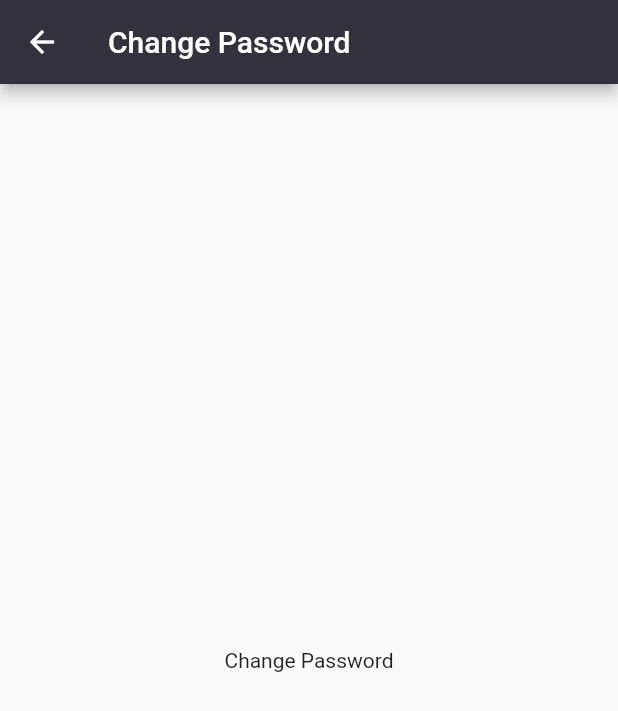
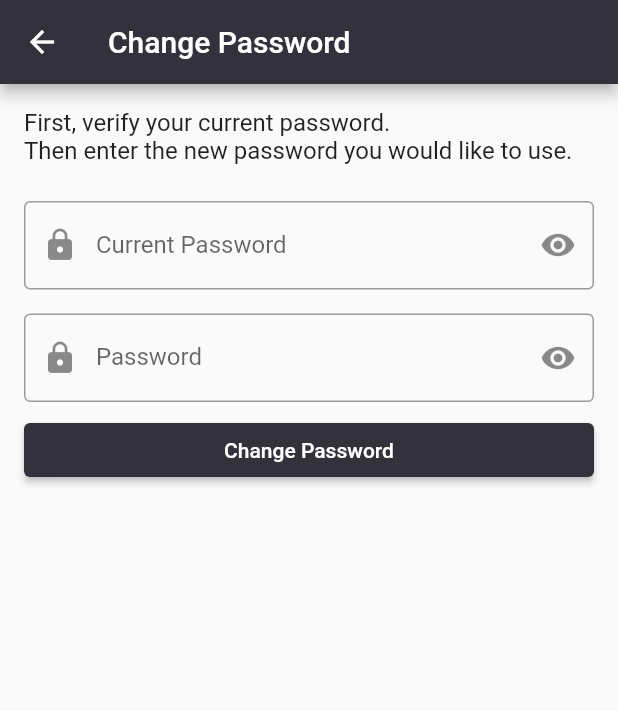
Before and after one commit to AlexHartford/oneword, a Flutter app: the ChangePassword screen opened by its route, on a phone screen of 412 x 824 dp. Shown: the top 711 px of the screen. Run offline on Flutter 3.47's test engine with Material 2 defaults, Android fonts, the phone set to English and light mode, and no system bars; our stand-ins replace device_info, firebase_auth, flutter_hooks, font_awesome_flutter, shared_preferences; accounts and stored records are empty; network calls fail.

Commit message:
implemented password changing and removed icons from snackbars to prevent overflow

```diff
--- a/lib/app_text.dart
+++ b/lib/app_text.dart
@@ -40,3 +40,10 @@ final DELETE_ACCOUNT_DIALOG_TEXT = RichText(
     ]
   ),
 );
+
+const CHANGE_PASSWORD_TEXT = Text(
+  'First, verify your current password.\nThen enter the new password you would like to use.',
+  style: TextStyle(
+    fontSize: 16
+  ),
+);
--- a/lib/src/state/user.dart
+++ b/lib/src/state/user.dart
@@ -92,7 +92,7 @@ class UserState with ChangeNotifier {
     }
   }
 
-  String convertUsername(String username) => '$username@oneblank.io';
+  String convertUsername(String username) => '$username@doeapp.io';
   String convertEmail(String email) => email.substring(0, email.indexOf('@'));
 
   Future<bool> checkUsername(String username) async =>
@@ -154,6 +154,24 @@ class UserState with ChangeNotifier {
     notifyListeners();
   }
 
+  Future<Map<bool, String>> changePassword(String currentPass, String newPass) async {
+    try {
+      AuthCredential cred = EmailAuthProvider.getCredential(email: _user.email, password: currentPass);
+      AuthResult res = await _user.reauthenticateWithCredential(cred);
+      _user.updatePassword(newPass);
+      return { true: 'Successfully updated password!' };
+    } catch (e) {
+      print(e);
+      if (e.toString().contains('TOO_MANY_REQUESTS')) {
+        return { false: 'Too many failed attempts.\nTry again later.' };
+      } else if (e.toString().contains('The password is invalid or the user does not have a password')) {
+        return { false: 'Current password is incorrect.' };
+      } else {
+        return { false: 'Please try again later.'};
+      }
+    }
+  }
+
   Future<void> _getMetadata() async {
     // Call AWS to get karma, etc.
     // Handle in backend: If new user, return default values
--- a/lib/src/tabs/account/finalize/password.dart
+++ b/lib/src/tabs/account/finalize/password.dart
@@ -4,8 +4,9 @@ import 'package:oneword/src/state/user.dart';
 
 class PasswordField extends HookWidget {
   final TextEditingController controller;
+  final String labelText;
 
-  PasswordField({Key key, this.controller}) : super(key: key);
+  PasswordField({Key key, @required this.controller, this.labelText}) : super(key: key);
 
   @override
   Widget build(BuildContext context) {
@@ -33,7 +34,7 @@ class PasswordField extends HookWidget {
         obscureText: obscureText.value,
         decoration: InputDecoration(
           prefixIcon: Icon(Icons.lock),
-          labelText: 'Password',
+          labelText: labelText ?? 'Password',
           border: OutlineInputBorder(),
           suffixIcon: IconButton(
             icon: obscureText.value ? Icon(Icons.visibility_off) : Icon(Icons.visibility),
--- a/lib/src/tabs/account/finalize/submit_button.dart
+++ b/lib/src/tabs/account/finalize/submit_button.dart
@@ -1,10 +1,11 @@
 import 'package:flutter/material.dart';
 
 class SubmitButton extends StatelessWidget {
-  final Function convert;
+  final Function submit;
   final bool loading;
+  final String text;
 
-  SubmitButton({Key key, this.convert, this.loading}) : super(key: key);
+  SubmitButton({Key key, @required this.submit, @required this.loading, @required this.text}) : super(key: key);
 
   @override
   Widget build(BuildContext context) {
@@ -13,8 +14,8 @@ class SubmitButton extends StatelessWidget {
       : Padding(
           padding: const EdgeInsets.symmetric(horizontal: 16.0),
           child: RaisedButton(
-            child: Text('Finalize'),
-            onPressed: convert
+            child: Text(this.text),
+            onPressed: submit
           ),
         );
   }
--- a/lib/src/tabs/account/finalize/text_section.dart
+++ b/lib/src/tabs/account/finalize/text_section.dart
@@ -1,14 +1,15 @@
 import 'package:flutter/material.dart';
-import 'package:oneword/app_text.dart';
 
 class TextSection extends StatelessWidget {
-  TextSection({Key key}) : super(key: key);
+  final Widget text;
+
+  TextSection({Key key, @required this.text}) : super(key: key);
 
   @override
   Widget build(BuildContext context) {
     return Padding(
       padding: const EdgeInsets.all(16.0),
-      child: SECURE_ACCOUNT_DIALOG_TEXT,
+      child: this.text,
     );
   }
 }
--- a/lib/src/tabs/account/finalize/username.dart
+++ b/lib/src/tabs/account/finalize/username.dart
@@ -6,7 +6,7 @@ class UsernameField extends HookWidget {
   final TextEditingController controller;
   final Function checkUsername;
 
-  UsernameField({Key key, this.controller, this.checkUsername}) : super(key: key);
+  UsernameField({Key key, @required this.controller, @required this.checkUsername}) : super(key: key);
 
   @override
   Widget build(BuildContext context) {
--- a/lib/src/tabs/account/settings/change_password.dart
+++ b/lib/src/tabs/account/settings/change_password.dart
@@ -1,19 +1,75 @@
 import 'package:flutter/material.dart';
+import 'package:flutter_hooks/flutter_hooks.dart';
+import 'package:oneword/app_text.dart';
+import 'package:oneword/src/tabs/account/finalize/text_section.dart';
+import 'package:provider/provider.dart';
 
-class ChangePassword extends StatelessWidget {
+import 'package:oneword/src/tabs/account/finalize/submit_button.dart';
+import 'package:oneword/src/tabs/account/finalize/password.dart';
+
+import 'package:oneword/src/state/user.dart';
+
+class ChangePassword extends HookWidget {
   static const route = '/password';
 
   ChangePassword({Key key}) : super(key: key);
 
+  final _formKey = GlobalKey<FormState>();
+  final _key = GlobalKey<ScaffoldState>();
+
   @override
   Widget build(BuildContext context) {
+    final user = Provider.of<UserState>(context);
+
+    final _currentPasswordController = useTextEditingController();
+    final _passwordController = useTextEditingController();
+
+    final loading = useState(false);
+
+    _submit() async {
+      if (!_formKey.currentState.validate()) return;
+      loading.value = true;
+      Map<bool, String> success = await user.changePassword(_currentPasswordController.text, _passwordController.text);
+      loading.value = false;
+      success.containsKey(true)
+        ? _key.currentState.showSnackBar(
+          SnackBar(
+            behavior: SnackBarBehavior.floating,
+            content: Text(success[true])
+          )
+        )
+        : _key.currentState.showSnackBar(
+          SnackBar(
+            action: SnackBarAction(
+              label: 'FORGOT PASSWORD',
+              onPressed: () => _submit()
+            ),
+            behavior: SnackBarBehavior.floating,
+            content: Text(success[false])
+          )
+        );
+      if (success.containsKey(true)) Navigator.pop(context);
+    }
+
     return Scaffold(
-        appBar: AppBar(
-          title: Text('Change Password'),
+      key: _key,
+      appBar: AppBar(
+        title: Text('Change Password'),
+      ),
+      body: Form(
+        key: _formKey,
+        child: Center(
+          child: ListView(
+            shrinkWrap: false,
+            children: <Widget>[
+              TextSection(text: CHANGE_PASSWORD_TEXT),
+              PasswordField(controller: _currentPasswordController, labelText: 'Current Password'),
+              PasswordField(controller: _passwordController),
+              SubmitButton(submit: _submit, loading: loading.value, text: 'Change Password')
+            ],
+          ),
         ),
-        body: Center(
-            child: Text('Change Password')
-        )
+      ),
     );
   }
 }
```
Also changed, not shown: lib/src/tabs/account/finalize/view.dart (+5 -17 lines), pubspec.lock.
